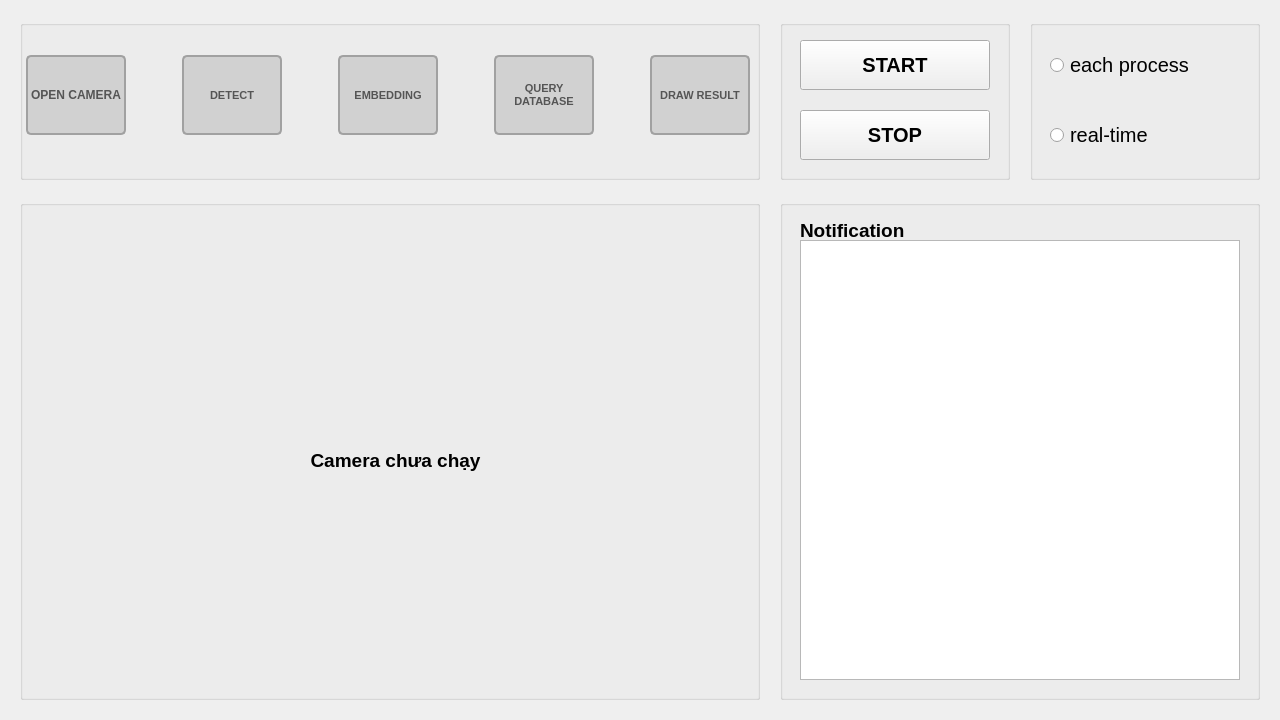
First picture: the form in UI/mainui.ui, repository truongvu1866/Tu_duy_cong_nghe, before the edit.
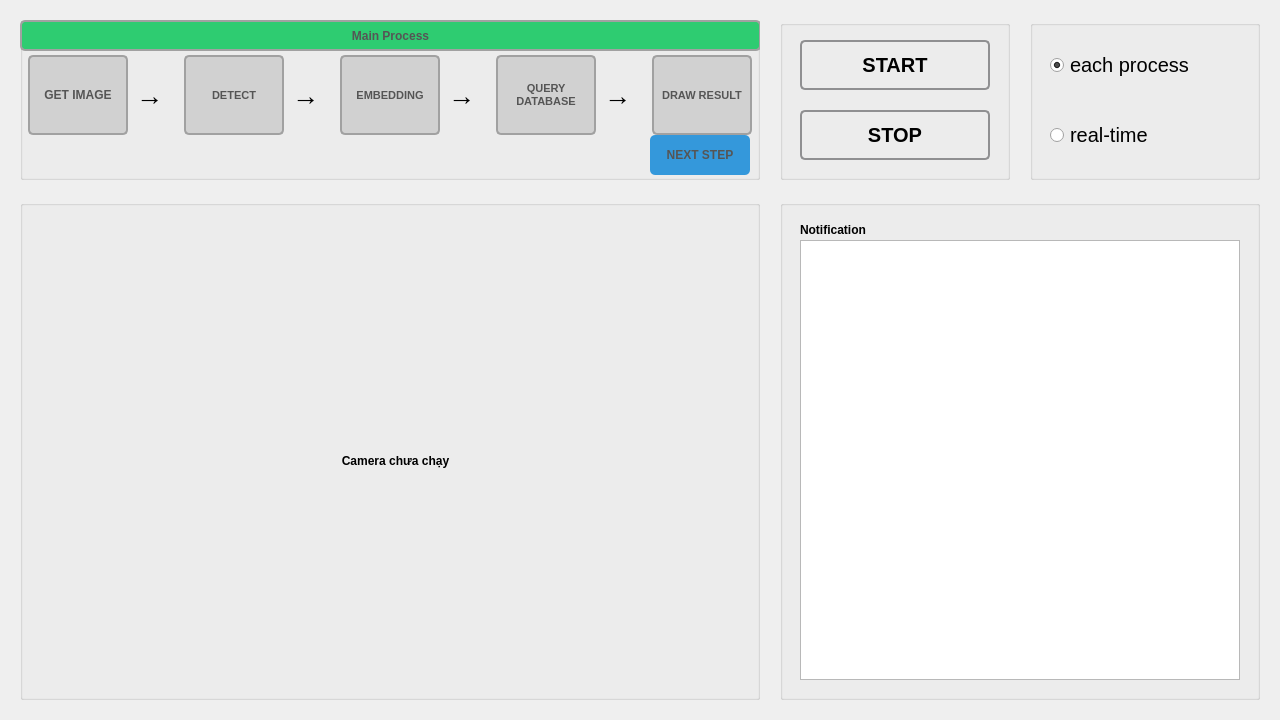
Second picture: the form after the edit.

Commit message: step-by-step

Diff of the .ui file:
```diff
--- a/UI/mainui.ui
+++ b/UI/mainui.ui
@@ -51,11 +51,16 @@
     </property>
     <property name="font">
      <font>
-      <pointsize>14</pointsize>
       <weight>75</weight>
       <bold>true</bold>
      </font>
     </property>
+    <property name="styleSheet">
+     <string notr="true">QLabel{
+font-size:15;
+font-weight:bold;
+}</string>
+    </property>
     <property name="text">
      <string>Notification</string>
     </property>
@@ -112,11 +117,16 @@
       <widget class="QLabel" name="video_label">
        <property name="font">
         <font>
-         <pointsize>14</pointsize>
          <weight>75</weight>
          <bold>true</bold>
         </font>
        </property>
+       <property name="styleSheet">
+        <string notr="true">QLabel{
+font-weight:bold;
+font-size:16
+}</string>
+       </property>
        <property name="text">
         <string>Camera chưa chạy</string>
        </property>
@@ -168,6 +178,14 @@
       <bold>true</bold>
      </font>
     </property>
+    <property name="styleSheet">
+     <string notr="true">QPushButton{
+border:2px solid #8f8f91;
+border-radius: 5px;
+font-weight:bold;
+font-size:15
+}</string>
+    </property>
     <property name="text">
      <string>START</string>
     </property>
@@ -188,6 +206,14 @@
       <bold>true</bold>
      </font>
     </property>
+    <property name="styleSheet">
+     <string notr="true">QPushButton{
+border:2px solid #8f8f91;
+border-radius: 5px;
+font-weight:bold;
+font-size:15
+}</string>
+    </property>
     <property name="text">
      <string>STOP</string>
     </property>
@@ -216,7 +242,7 @@
     </property>
     <layout class="QHBoxLayout" name="process_layout">
      <property name="spacing">
-      <number>50</number>
+      <number>0</number>
      </property>
      <property name="sizeConstraint">
       <enum>QLayout::SetDefaultConstraint</enum>
@@ -248,7 +274,7 @@
 }</string>
        </property>
        <property name="text">
-        <string>OPEN CAMERA</string>
+        <string>GET IMAGE</string>
        </property>
        <property name="alignment">
         <set>Qt::AlignCenter</set>
@@ -258,6 +284,26 @@
        </property>
       </widget>
      </item>
+     <item>
+      <widget class="QLabel" name="arrow1">
+       <property name="maximumSize">
+        <size>
+         <width>40</width>
+         <height>80</height>
+        </size>
+       </property>
+       <property name="font">
+        <font>
+         <pointsize>20</pointsize>
+         <weight>75</weight>
+         <bold>true</bold>
+        </font>
+       </property>
+       <property name="text">
+        <string>→</string>
+       </property>
+      </widget>
+     </item>
      <item>
       <widget class="QLabel" name="Detect">
        <property name="maximumSize">
@@ -293,6 +339,26 @@
        </property>
       </widget>
      </item>
+     <item>
+      <widget class="QLabel" name="arrow2">
+       <property name="maximumSize">
+        <size>
+         <width>40</width>
+         <height>80</height>
+        </size>
+       </property>
+       <property name="font">
+        <font>
+         <pointsize>20</pointsize>
+         <weight>75</weight>
+         <bold>true</bold>
+        </font>
+       </property>
+       <property name="text">
+        <string>→</string>
+       </property>
+      </widget>
+     </item>
      <item>
       <widget class="QLabel" name="Embedding">
        <property name="maximumSize">
@@ -328,6 +394,26 @@
        </property>
       </widget>
      </item>
+     <item>
+      <widget class="QLabel" name="arrow3">
+       <property name="maximumSize">
+        <size>
+         <width>40</width>
+         <height>80</height>
+        </size>
+       </property>
+       <property name="font">
+        <font>
+         <pointsize>20</pointsize>
+         <weight>75</weight>
+         <bold>true</bold>
+        </font>
+       </property>
+       <property name="text">
+        <string>→</string>
+       </property>
+      </widget>
+     </item>
      <item>
       <widget class="QLabel" name="Query">
        <property name="maximumSize">
@@ -363,6 +449,26 @@
        </property>
       </widget>
      </item>
+     <item>
+      <widget class="QLabel" name="arrow4">
+       <property name="maximumSize">
+        <size>
+         <width>40</width>
+         <height>80</height>
+        </size>
+       </property>
+       <property name="font">
+        <font>
+         <pointsize>20</pointsize>
+         <weight>75</weight>
+         <bold>true</bold>
+        </font>
+       </property>
+       <property name="text">
+        <string>→</string>
+       </property>
+      </widget>
+     </item>
      <item>
       <widget class="QLabel" name="Draw">
        <property name="maximumSize">
@@ -400,6 +506,64 @@
      </item>
     </layout>
    </widget>
+   <widget class="QLabel" name="Mainprocesslabel">
+    <property name="geometry">
+     <rect>
+      <x>0</x>
+      <y>0</y>
+      <width>741</width>
+      <height>31</height>
+     </rect>
+    </property>
+    <property name="font">
+     <font>
+      <weight>75</weight>
+      <bold>true</bold>
+     </font>
+    </property>
+    <property name="styleSheet">
+     <string notr="true">QLabel {
+    background-color: #2ecc71; /* Màu xám */
+    border: 2px solid #a1a1a1;
+    border-radius: 5px; /* Bo góc nhẹ */
+    color: #555555;
+    font-weight: bold;
+}</string>
+    </property>
+    <property name="text">
+     <string>Main Process</string>
+    </property>
+    <property name="alignment">
+     <set>Qt::AlignCenter</set>
+    </property>
+   </widget>
+   <widget class="QPushButton" name="Nextstepbutton">
+    <property name="geometry">
+     <rect>
+      <x>630</x>
+      <y>115</y>
+      <width>100</width>
+      <height>40</height>
+     </rect>
+    </property>
+    <property name="font">
+     <font>
+      <weight>75</weight>
+      <bold>true</bold>
+     </font>
+    </property>
+    <property name="styleSheet">
+     <string notr="true">QPushButton{
+background-color: #3498db;
+border-radius: 5px;
+color: #555555;
+font-weight: bold
+}</string>
+    </property>
+    <property name="text">
+     <string>NEXT STEP</string>
+    </property>
+   </widget>
   </widget>
   <widget class="QGroupBox" name="SelectGroup">
    <property name="geometry">
@@ -451,6 +615,9 @@
     <property name="text">
      <string>each process</string>
     </property>
+    <property name="checked">
+     <bool>true</bool>
+    </property>
     <attribute name="buttonGroup">
      <string notr="true">buttonGroup</string>
     </attribute>
```
The commit also changes 6 other files.
